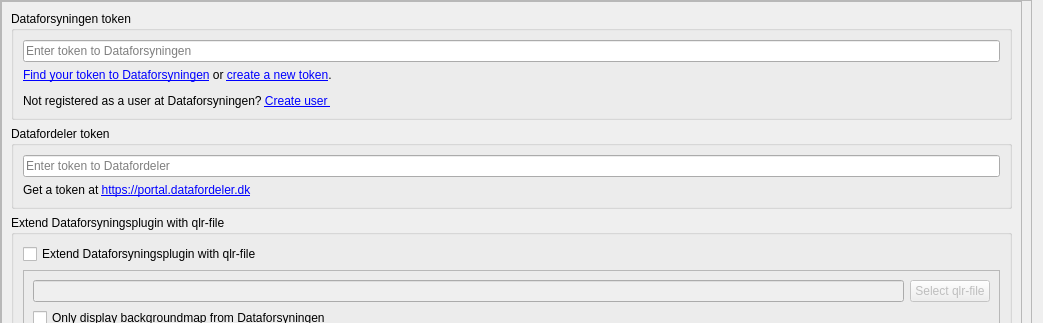
The window that Dataforsyningen/mysettings/settings.ui (Klimadatastyrelsen/Qgis-dataforsyningen) describes before a commit, drawn with Qt 5; both pictures show x 0 to 1043 and y 0 to 323 of the 1043 by 486 pixel window.
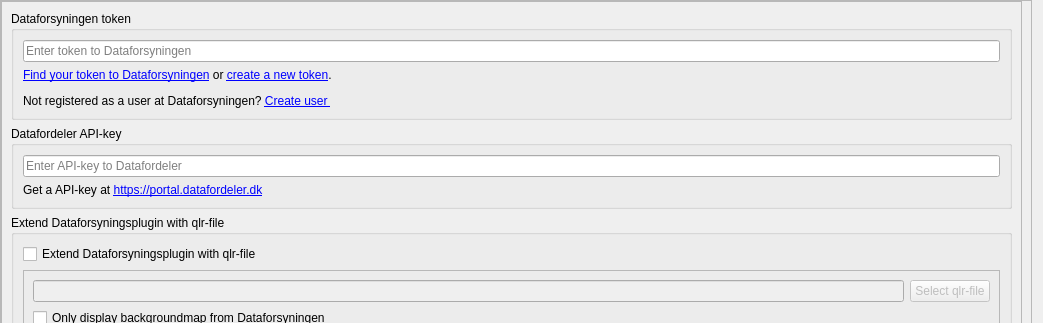
The same window after the commit.

Commit message: fix: update ui to reference apikey

Diff of the .ui file:
```diff
--- a/Dataforsyningen/mysettings/settings.ui
+++ b/Dataforsyningen/mysettings/settings.ui
@@ -109,7 +109,7 @@
           <item>
            <widget class="QGroupBox" name="groupBox">
             <property name="title">
-             <string>Datafordeler token</string>
+             <string>Datafordeler API-key</string>
             </property>
             <layout class="QVBoxLayout" name="verticalLayout">
              <item>
@@ -118,14 +118,14 @@
                 <string/>
                </property>
                <property name="placeholderText">
-                <string>Enter token to Datafordeler</string>
+                <string>Enter API-key to Datafordeler</string>
                </property>
               </widget>
              </item>
              <item>
               <widget class="QLabel" name="label">
                <property name="text">
-                <string>Get a token at &lt;a href="https://portal.datafordeler.dk"&gt;https://portal.datafordeler.dk&lt;/a&gt;</string>
+                <string>Get a API-key at &lt;a href="https://portal.datafordeler.dk"&gt;https://portal.datafordeler.dk&lt;/a&gt;</string>
                </property>
                <property name="openExternalLinks">
                 <bool>true</bool>
```
